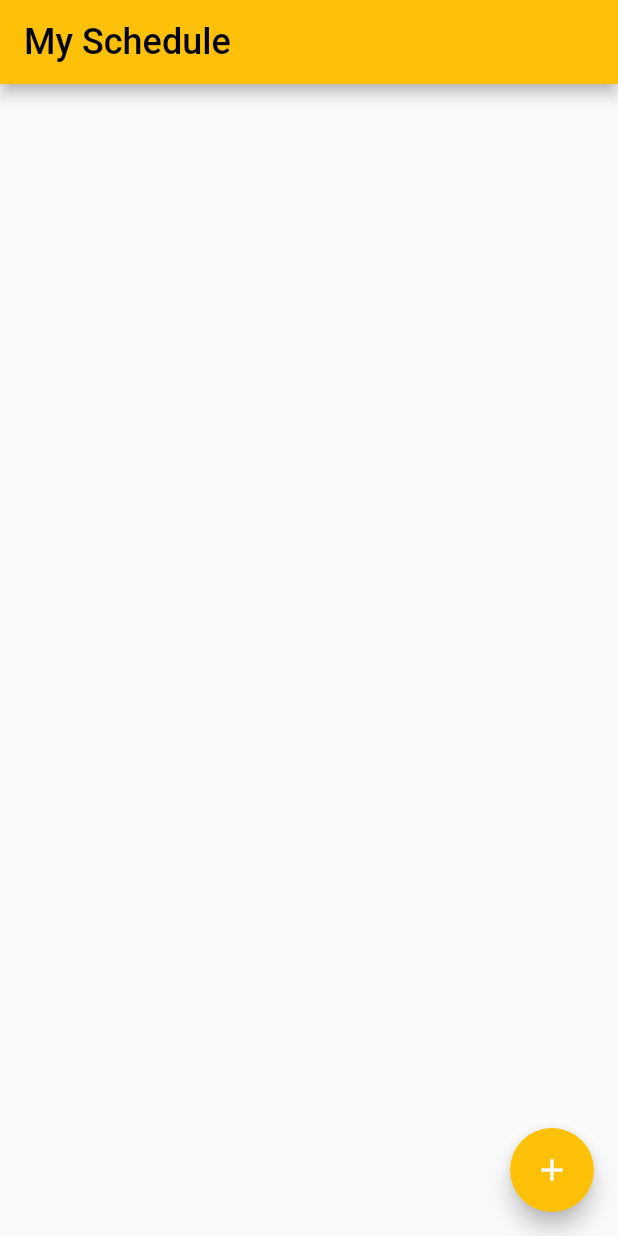
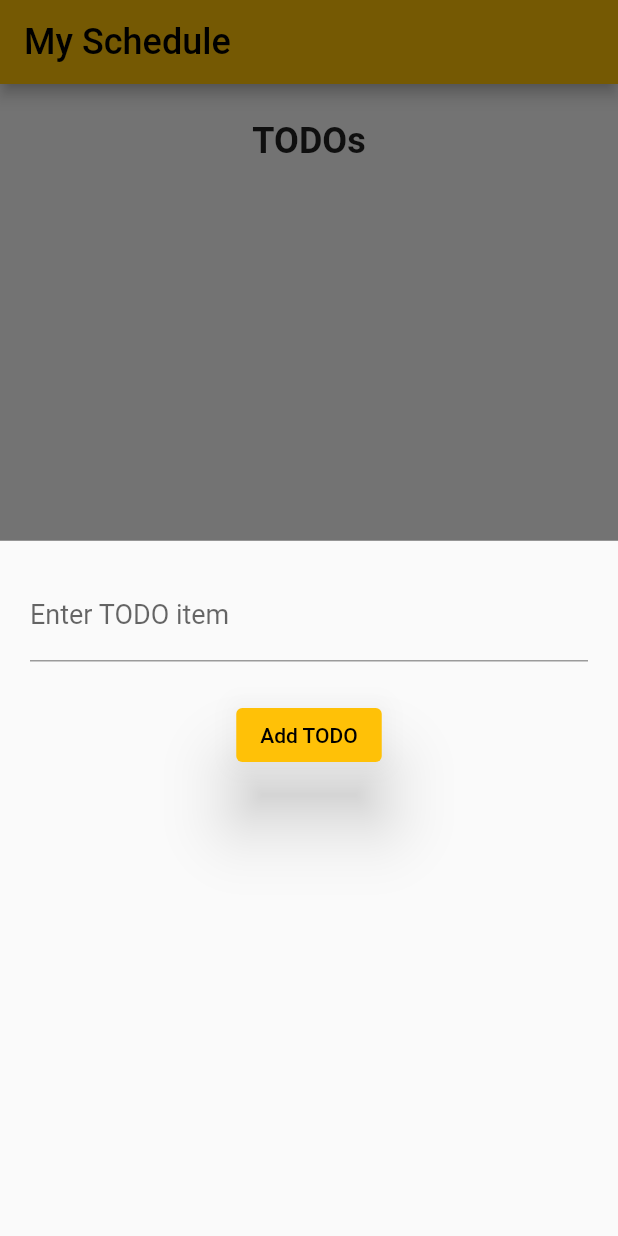
Before and after one commit to ogunkapc/TODO, a Flutter app: the screen it shows after launch, after a tap on the "add" icon, on a phone screen of 412 x 824 dp. Run offline on Flutter 3.47's test engine with Material 2 defaults, Android fonts, the phone set to English and light mode, and no system bars.

Commit message:
created UI for adding TODOs

```diff
--- a/lib/todo.dart
+++ b/lib/todo.dart
@@ -41,10 +41,15 @@ class _TodoAppState extends State<TodoApp> {
             ),
           ),
         ),
-        body: Padding(
-          padding: const EdgeInsets.all(24),
-          child: Column(
+        body: Column(
           children: [
+            const Padding(
+              padding: EdgeInsets.all(24),
+              child: Text(
+                "TODOs",
+                style: TextStyle(fontSize: 24, fontWeight: FontWeight.bold),
+              ),
+            ),
             SizedBox(
               height: 200,
               child: ListView.builder(
@@ -101,11 +106,43 @@ class _TodoAppState extends State<TodoApp> {
             ),
           ],
         ),
-        ),
         floatingActionButton: FloatingActionButton(
           // backgroundColor: Colors.indigo,
-          onPressed: () {},
-          child: const Icon(Icons.add, color: Colors.white),
+          onPressed: () {
+            showModalBottomSheet(
+                context: context,
+                builder: (context) => Container(
+                      padding: const EdgeInsets.symmetric(
+                          horizontal: 20, vertical: 20),
+                      child: Column(
+                        children: [
+                          TextField(
+                            controller: textController,
+                            // onChanged: (value) {
+                            //   print(value);
+                            //   print(textController.text);
+                            // },
+                            decoration: const InputDecoration(
+                                label: Text("Enter TODO item"),
+                                labelStyle: TextStyle(fontSize: 18)),
+                          ),
+                          const SizedBox(
+                            height: 25,
+                          ),
+                          ElevatedButton(
+                            style: ElevatedButton.styleFrom(elevation: 20),
+                            onPressed: () {
+                              addTodo(textController.text);
+                              textController.clear();
+                              Navigator.pop(context);
+                            },
+                            child: const Text("Add TODO"),
+                          )
+                        ],
+                      ),
+                    ));
+          },
+          child: const Icon(Icons.add),
         ));
   }
 }
```
Lines whose indentation alone changed are shown as unchanged.
